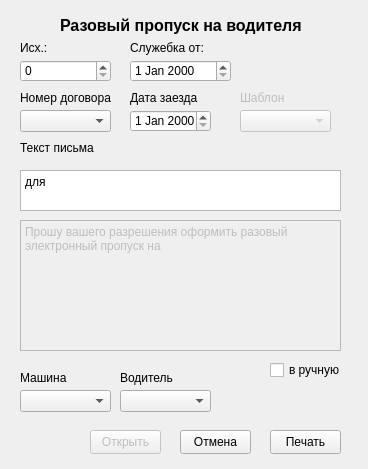
This is notebook/sourse/ui_files/pass_driver.ui in SmolPO/my_helper as Qt 5 draws it before an edit. The edited form follows.
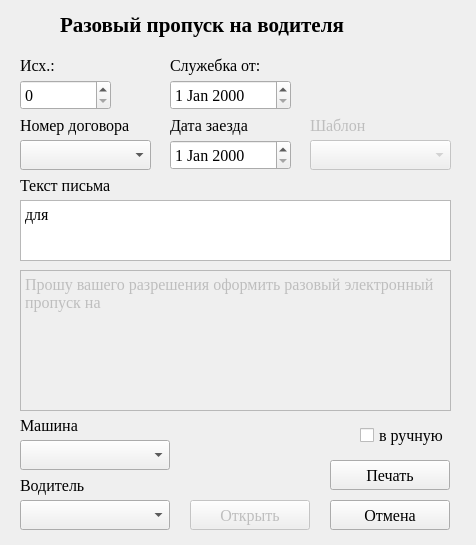
This is the edited form.

The edit to the form file:
```diff
--- a/notebook/sourse/ui_files/pass_driver.ui
+++ b/notebook/sourse/ui_files/pass_driver.ui
@@ -6,8 +6,8 @@
    <rect>
     <x>0</x>
     <y>0</y>
-    <width>368</width>
-    <height>469</height>
+    <width>476</width>
+    <height>545</height>
    </rect>
   </property>
   <property name="windowTitle">
@@ -18,13 +18,14 @@
     <rect>
      <x>60</x>
      <y>10</y>
-     <width>251</width>
-     <height>31</height>
+     <width>301</width>
+     <height>30</height>
     </rect>
    </property>
    <property name="font">
     <font>
-     <pointsize>12</pointsize>
+     <family>Times New Roman</family>
+     <pointsize>16</pointsize>
      <bold>true</bold>
     </font>
    </property>
@@ -35,12 +36,18 @@
   <widget class="QPushButton" name="b_ok">
    <property name="geometry">
     <rect>
-     <x>270</x>
-     <y>430</y>
-     <width>71</width>
-     <height>24</height>
+     <x>330</x>
+     <y>460</y>
+     <width>120</width>
+     <height>30</height>
     </rect>
    </property>
+   <property name="font">
+    <font>
+     <family>Times New Roman</family>
+     <pointsize>12</pointsize>
+    </font>
+   </property>
    <property name="text">
     <string>Печать</string>
    </property>
@@ -48,12 +55,18 @@
   <widget class="QPushButton" name="b_cancel">
    <property name="geometry">
     <rect>
-     <x>180</x>
-     <y>430</y>
-     <width>71</width>
-     <height>24</height>
+     <x>330</x>
+     <y>500</y>
+     <width>120</width>
+     <height>30</height>
     </rect>
    </property>
+   <property name="font">
+    <font>
+     <family>Times New Roman</family>
+     <pointsize>12</pointsize>
+    </font>
+   </property>
    <property name="text">
     <string>Отмена</string>
    </property>
@@ -61,22 +74,34 @@
   <widget class="QDateEdit" name="d_note">
    <property name="geometry">
     <rect>
-     <x>130</x>
-     <y>60</y>
-     <width>101</width>
-     <height>22</height>
+     <x>170</x>
+     <y>80</y>
+     <width>121</width>
+     <height>30</height>
     </rect>
    </property>
+   <property name="font">
+    <font>
+     <family>Times New Roman</family>
+     <pointsize>12</pointsize>
+    </font>
+   </property>
   </widget>
   <widget class="QLabel" name="label_7">
    <property name="geometry">
     <rect>
-     <x>130</x>
-     <y>40</y>
+     <x>170</x>
+     <y>50</y>
      <width>101</width>
-     <height>16</height>
+     <height>30</height>
     </rect>
    </property>
+   <property name="font">
+    <font>
+     <family>Times New Roman</family>
+     <pointsize>12</pointsize>
+    </font>
+   </property>
    <property name="text">
     <string>Служебка от:</string>
    </property>
@@ -85,11 +110,17 @@
    <property name="geometry">
     <rect>
      <x>20</x>
-     <y>60</y>
+     <y>80</y>
      <width>91</width>
-     <height>22</height>
+     <height>30</height>
     </rect>
    </property>
+   <property name="font">
+    <font>
+     <family>Times New Roman</family>
+     <pointsize>12</pointsize>
+    </font>
+   </property>
    <property name="maximum">
     <number>10000</number>
    </property>
@@ -98,11 +129,17 @@
    <property name="geometry">
     <rect>
      <x>20</x>
-     <y>40</y>
+     <y>50</y>
      <width>49</width>
-     <height>16</height>
+     <height>30</height>
     </rect>
    </property>
+   <property name="font">
+    <font>
+     <family>Times New Roman</family>
+     <pointsize>12</pointsize>
+    </font>
+   </property>
    <property name="text">
     <string>Исх.:</string>
    </property>
@@ -113,12 +150,18 @@
    </property>
    <property name="geometry">
     <rect>
-     <x>90</x>
-     <y>430</y>
-     <width>71</width>
-     <height>24</height>
+     <x>190</x>
+     <y>500</y>
+     <width>120</width>
+     <height>30</height>
     </rect>
    </property>
+   <property name="font">
+    <font>
+     <family>Times New Roman</family>
+     <pointsize>12</pointsize>
+    </font>
+   </property>
    <property name="text">
     <string>Открыть</string>
    </property>
@@ -127,28 +170,40 @@
    <property name="geometry">
     <rect>
      <x>20</x>
-     <y>170</y>
-     <width>321</width>
-     <height>41</height>
+     <y>200</y>
+     <width>431</width>
+     <height>61</height>
     </rect>
    </property>
+   <property name="font">
+    <font>
+     <family>Times New Roman</family>
+     <pointsize>12</pointsize>
+    </font>
+   </property>
    <property name="html">
     <string>&lt;!DOCTYPE HTML PUBLIC &quot;-//W3C//DTD HTML 4.0//EN&quot; &quot;http://www.w3.org/TR/REC-html40/strict.dtd&quot;&gt;
 &lt;html&gt;&lt;head&gt;&lt;meta name=&quot;qrichtext&quot; content=&quot;1&quot; /&gt;&lt;meta charset=&quot;utf-8&quot; /&gt;&lt;style type=&quot;text/css&quot;&gt;
 p, li { white-space: pre-wrap; }
-&lt;/style&gt;&lt;/head&gt;&lt;body style=&quot; font-family:'Segoe UI'; font-size:9pt; font-weight:400; font-style:normal;&quot;&gt;
-&lt;p style=&quot; margin-top:0px; margin-bottom:0px; margin-left:0px; margin-right:0px; -qt-block-indent:0; text-indent:0px;&quot;&gt;для &lt;/p&gt;&lt;/body&gt;&lt;/html&gt;</string>
+&lt;/style&gt;&lt;/head&gt;&lt;body style=&quot; font-family:'Times New Roman'; font-size:12pt; font-weight:400; font-style:normal;&quot;&gt;
+&lt;p style=&quot; margin-top:0px; margin-bottom:0px; margin-left:0px; margin-right:0px; -qt-block-indent:0; text-indent:0px;&quot;&gt;&lt;span style=&quot; font-family:'Segoe UI';&quot;&gt;для &lt;/span&gt;&lt;/p&gt;&lt;/body&gt;&lt;/html&gt;</string>
    </property>
   </widget>
   <widget class="QLabel" name="label">
    <property name="geometry">
     <rect>
      <x>20</x>
-     <y>140</y>
+     <y>170</y>
      <width>91</width>
-     <height>16</height>
+     <height>30</height>
     </rect>
    </property>
+   <property name="font">
+    <font>
+     <family>Times New Roman</family>
+     <pointsize>12</pointsize>
+    </font>
+   </property>
    <property name="text">
     <string>Текст письма</string>
    </property>
@@ -159,12 +214,18 @@
    </property>
    <property name="geometry">
     <rect>
-     <x>240</x>
-     <y>110</y>
-     <width>91</width>
-     <height>22</height>
+     <x>310</x>
+     <y>140</y>
+     <width>141</width>
+     <height>30</height>
     </rect>
    </property>
+   <property name="font">
+    <font>
+     <family>Times New Roman</family>
+     <pointsize>12</pointsize>
+    </font>
+   </property>
   </widget>
   <widget class="QLabel" name="label_10">
    <property name="enabled">
@@ -172,12 +233,18 @@
    </property>
    <property name="geometry">
     <rect>
-     <x>240</x>
-     <y>90</y>
-     <width>49</width>
-     <height>16</height>
+     <x>310</x>
+     <y>110</y>
+     <width>91</width>
+     <height>30</height>
     </rect>
    </property>
+   <property name="font">
+    <font>
+     <family>Times New Roman</family>
+     <pointsize>12</pointsize>
+    </font>
+   </property>
    <property name="text">
     <string>Шаблон</string>
    </property>
@@ -186,31 +253,49 @@
    <property name="geometry">
     <rect>
      <x>20</x>
-     <y>110</y>
-     <width>91</width>
-     <height>22</height>
+     <y>140</y>
+     <width>131</width>
+     <height>30</height>
     </rect>
    </property>
+   <property name="font">
+    <font>
+     <family>Times New Roman</family>
+     <pointsize>12</pointsize>
+    </font>
+   </property>
   </widget>
   <widget class="QDateEdit" name="d_arrive">
    <property name="geometry">
     <rect>
-     <x>130</x>
-     <y>110</y>
-     <width>81</width>
-     <height>22</height>
+     <x>170</x>
+     <y>140</y>
+     <width>121</width>
+     <height>30</height>
     </rect>
    </property>
+   <property name="font">
+    <font>
+     <family>Times New Roman</family>
+     <pointsize>12</pointsize>
+    </font>
+   </property>
   </widget>
   <widget class="QLabel" name="label_11">
    <property name="geometry">
     <rect>
      <x>20</x>
-     <y>90</y>
-     <width>101</width>
-     <height>16</height>
+     <y>110</y>
+     <width>131</width>
+     <height>30</height>
     </rect>
    </property>
+   <property name="font">
+    <font>
+     <family>Times New Roman</family>
+     <pointsize>12</pointsize>
+    </font>
+   </property>
    <property name="text">
     <string>Номер договора</string>
    </property>
@@ -218,12 +303,18 @@
   <widget class="QLabel" name="label_12">
    <property name="geometry">
     <rect>
-     <x>130</x>
-     <y>90</y>
+     <x>170</x>
+     <y>110</y>
      <width>91</width>
-     <height>16</height>
+     <height>30</height>
     </rect>
    </property>
+   <property name="font">
+    <font>
+     <family>Times New Roman</family>
+     <pointsize>12</pointsize>
+    </font>
+   </property>
    <property name="text">
     <string>Дата заезда</string>
    </property>
@@ -235,48 +326,72 @@
    <property name="geometry">
     <rect>
      <x>20</x>
-     <y>220</y>
-     <width>321</width>
-     <height>131</height>
+     <y>270</y>
+     <width>431</width>
+     <height>141</height>
     </rect>
    </property>
+   <property name="font">
+    <font>
+     <family>Times New Roman</family>
+     <pointsize>12</pointsize>
+    </font>
+   </property>
    <property name="html">
     <string>&lt;!DOCTYPE HTML PUBLIC &quot;-//W3C//DTD HTML 4.0//EN&quot; &quot;http://www.w3.org/TR/REC-html40/strict.dtd&quot;&gt;
 &lt;html&gt;&lt;head&gt;&lt;meta name=&quot;qrichtext&quot; content=&quot;1&quot; /&gt;&lt;meta charset=&quot;utf-8&quot; /&gt;&lt;style type=&quot;text/css&quot;&gt;
 p, li { white-space: pre-wrap; }
-&lt;/style&gt;&lt;/head&gt;&lt;body style=&quot; font-family:'Segoe UI'; font-size:9pt; font-weight:400; font-style:normal;&quot;&gt;
-&lt;p style=&quot; margin-top:0px; margin-bottom:0px; margin-left:0px; margin-right:0px; -qt-block-indent:0; text-indent:0px;&quot;&gt;Прошу вашего разрешения оформить разовый электронный пропуск на &lt;/p&gt;&lt;/body&gt;&lt;/html&gt;</string>
+&lt;/style&gt;&lt;/head&gt;&lt;body style=&quot; font-family:'Times New Roman'; font-size:12pt; font-weight:400; font-style:normal;&quot;&gt;
+&lt;p style=&quot; margin-top:0px; margin-bottom:0px; margin-left:0px; margin-right:0px; -qt-block-indent:0; text-indent:0px;&quot;&gt;&lt;span style=&quot; font-family:'Segoe UI';&quot;&gt;Прошу вашего разрешения оформить разовый электронный пропуск на &lt;/span&gt;&lt;/p&gt;&lt;/body&gt;&lt;/html&gt;</string>
    </property>
   </widget>
   <widget class="QComboBox" name="cb_auto">
    <property name="geometry">
     <rect>
      <x>20</x>
-     <y>390</y>
-     <width>91</width>
-     <height>22</height>
+     <y>440</y>
+     <width>150</width>
+     <height>30</height>
     </rect>
    </property>
+   <property name="font">
+    <font>
+     <family>Times New Roman</family>
+     <pointsize>12</pointsize>
+    </font>
+   </property>
   </widget>
   <widget class="QComboBox" name="cb_drivers">
    <property name="geometry">
     <rect>
-     <x>120</x>
-     <y>390</y>
-     <width>91</width>
-     <height>22</height>
+     <x>20</x>
+     <y>500</y>
+     <width>150</width>
+     <height>30</height>
     </rect>
    </property>
+   <property name="font">
+    <font>
+     <family>Times New Roman</family>
+     <pointsize>12</pointsize>
+    </font>
+   </property>
   </widget>
   <widget class="QLabel" name="label_2">
    <property name="geometry">
     <rect>
      <x>20</x>
-     <y>370</y>
-     <width>49</width>
-     <height>16</height>
+     <y>410</y>
+     <width>91</width>
+     <height>30</height>
     </rect>
    </property>
+   <property name="font">
+    <font>
+     <family>Times New Roman</family>
+     <pointsize>12</pointsize>
+    </font>
+   </property>
    <property name="text">
     <string>Машина</string>
    </property>
@@ -284,12 +399,18 @@
   <widget class="QLabel" name="label_3">
    <property name="geometry">
     <rect>
-     <x>120</x>
-     <y>370</y>
-     <width>61</width>
-     <height>16</height>
+     <x>20</x>
+     <y>470</y>
+     <width>91</width>
+     <height>30</height>
     </rect>
    </property>
+   <property name="font">
+    <font>
+     <family>Times New Roman</family>
+     <pointsize>12</pointsize>
+    </font>
+   </property>
    <property name="text">
     <string>Водитель</string>
    </property>
@@ -297,12 +418,18 @@
   <widget class="QCheckBox" name="cb_activ">
    <property name="geometry">
     <rect>
-     <x>270</x>
-     <y>360</y>
+     <x>360</x>
+     <y>420</y>
      <width>101</width>
-     <height>20</height>
+     <height>30</height>
     </rect>
    </property>
+   <property name="font">
+    <font>
+     <family>Times New Roman</family>
+     <pointsize>12</pointsize>
+    </font>
+   </property>
    <property name="text">
     <string>в ручную</string>
    </property>
```
